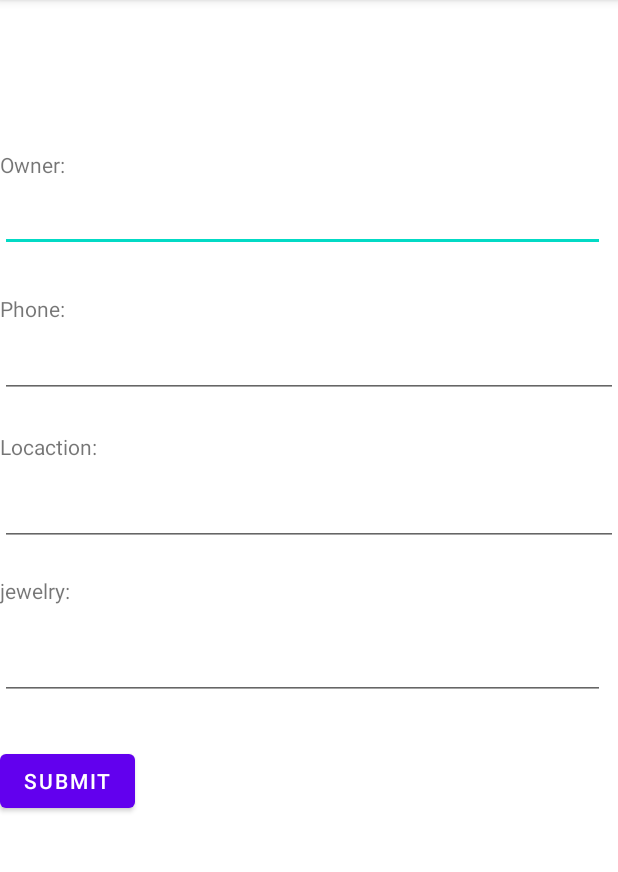
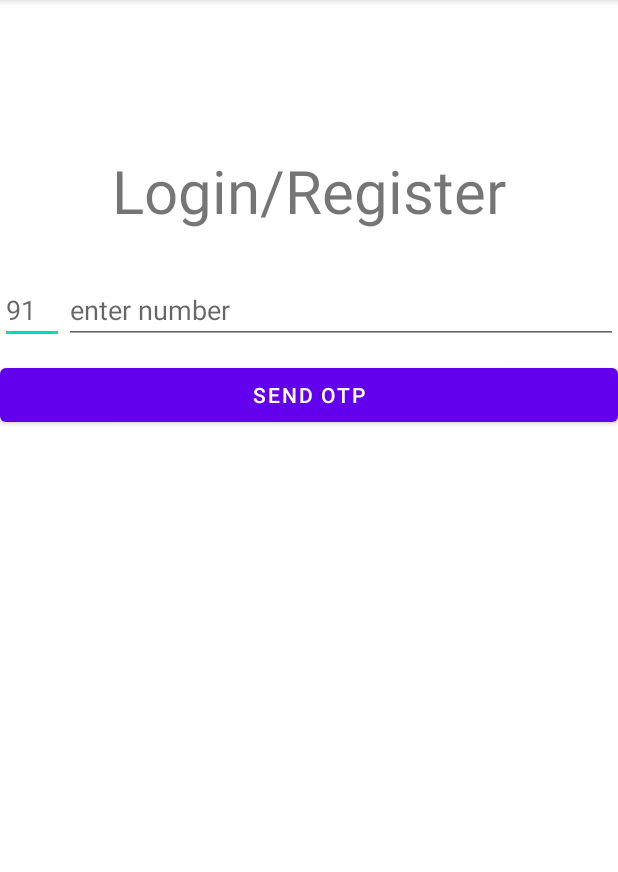
Before and after one commit to c4c0de/Joya, an Android app: the screen it shows after launch (MainActivity), on a phone screen of 412 x 824 dp, the part 84-956 px from its top. Run offline under Robolectric (Android 15) with nearby library versions, the phone set to English and light mode, and no system bars; our stand-ins replace Firebase (no records; nobody signed in at launch, a user with empty details on screens opened directly).

Commit message:
login page with OTP complete1

```diff
--- a/app/build.gradle
+++ b/app/build.gradle
@@ -34,6 +34,7 @@ dependencies {
     implementation 'com.google.android.material:material:1.3.0'
     implementation 'androidx.constraintlayout:constraintlayout:2.0.4'
     implementation 'com.google.firebase:firebase-database:20.0.0'
+    implementation 'com.google.firebase:firebase-auth:21.0.1'
     testImplementation 'junit:junit:4.+'
     androidTestImplementation 'androidx.test.ext:junit:1.1.2'
     androidTestImplementation 'androidx.test.espresso:espresso-core:3.3.0'
--- a/app/src/main/AndroidManifest.xml
+++ b/app/src/main/AndroidManifest.xml
@@ -9,6 +9,7 @@
         android:roundIcon="@mipmap/ic_launcher_round"
         android:supportsRtl="true"
         android:theme="@style/Theme.Joya">
+        <activity android:name=".MainPage"></activity>
         <activity android:name=".MainActivity">
             <intent-filter>
                 <action android:name="android.intent.action.MAIN" />
--- a/app/src/main/java/com/example/joya/MainActivity.java
+++ b/app/src/main/java/com/example/joya/MainActivity.java
@@ -3,6 +3,7 @@ package com.example.joya;
 import androidx.annotation.NonNull;
 import androidx.appcompat.app.AppCompatActivity;
 
+import android.content.Intent;
 import android.os.Bundle;
 import android.view.View;
 import android.widget.Button;
@@ -10,6 +11,14 @@ import android.widget.EditText;
 import android.widget.TextView;
 import android.widget.Toast;
 
+import com.google.android.gms.tasks.OnFailureListener;
+import com.google.android.gms.tasks.OnSuccessListener;
+import com.google.firebase.FirebaseException;
+import com.google.firebase.auth.AuthResult;
+import com.google.firebase.auth.FirebaseAuth;
+import com.google.firebase.auth.PhoneAuthCredential;
+import com.google.firebase.auth.PhoneAuthOptions;
+import com.google.firebase.auth.PhoneAuthProvider;
 import com.google.firebase.database.DataSnapshot;
 import com.google.firebase.database.DatabaseError;
 import com.google.firebase.database.DatabaseReference;
@@ -19,106 +28,162 @@ import com.google.firebase.database.ValueEventListener;
 import org.w3c.dom.CDATASection;
 
 import java.util.HashMap;
+import java.util.concurrent.TimeUnit;
+
 public class MainActivity extends AppCompatActivity {
+
+
+    EditText PhoneNumber, countryCode, enterOTP;
+
+
+    Button SendOTPBtn, verifyOTP, resendOTP;
+    String userPhoneNumber, verificationID;
+    PhoneAuthProvider.ForceResendingToken token;
+    FirebaseAuth FAuth;
+    PhoneAuthProvider.OnVerificationStateChangedCallbacks callbacks;
 
     @Override
     protected void onCreate(Bundle savedInstanceState) {
         super.onCreate(savedInstanceState);
         setContentView(R.layout.activity_main);
-        Button bntsub=findViewById(R.id.buttonsub);
-        final EditText textname=findViewById((R.id.textname));
-        final EditText textphn=findViewById((R.id.textphn));
-        final EditText textloc=findViewById(R.id.textloc);
-        final EditText textnamej=(findViewById(R.id.textnamej));
-        final int[] maxid = new int[1];
-        final Member member;
-        final int[] len = new int[1];
-        final int[]lenloc= new int[1];
-        final int[]lennam= new int[1];
-        final int[]lenjnam=new int[1];
-        final int[] i = {0};
-        //firebase connection
-        FirebaseDatabase database = FirebaseDatabase.getInstance();
-        final DatabaseReference myRef = database.getReference().child("users");
-        //
 
-        member=new Member();
 
-        myRef.addValueEventListener(new ValueEventListener() {
+        PhoneNumber = findViewById(R.id.PhoneNumber);
+        SendOTPBtn = findViewById(R.id.SndOTPBtn);
+        countryCode = findViewById(R.id.countryCode);
+
+        verifyOTP = findViewById(R.id.verifyOTP);
+        resendOTP = findViewById(R.id.resendOTP);
+        enterOTP = findViewById(R.id.enterOTP);
+
+        FAuth = FirebaseAuth.getInstance();
+
+        SendOTPBtn.setOnClickListener(new View.OnClickListener() {
             @Override
-            public void onDataChange(@NonNull DataSnapshot dataSnapshot) {
-                if(dataSnapshot.exists())
-                    maxid[0] = (int) dataSnapshot.getChildrenCount();
-            }
+            public void onClick(View view) {
+                if(countryCode.getText().toString().isEmpty()){
+                    countryCode.setError("Required");
+                    return;
+                }
+                if (PhoneNumber.getText().toString().isEmpty()) {
+                    PhoneNumber.setError("Phone Number is Required");
+                    return;
+                }
 
-            @Override
-            public void onCancelled(@NonNull DatabaseError databaseError) {
+
+                userPhoneNumber ="+"+countryCode.getText().toString()+ PhoneNumber.getText().toString();
+                verifyPhoneNumber(userPhoneNumber);
+                Toast.makeText(MainActivity.this, "" + userPhoneNumber, Toast.LENGTH_SHORT).show();
 
             }
         });
 
-        final TextView locat=findViewById(R.id.textloc1);
-        final TextView namee=findViewById(R.id.textna);
-        final TextView phonee=findViewById(R.id.textno);
-        final TextView namej=findViewById(R.id.textnaj2);
 
-
-
-        bntsub.setOnClickListener(new View.OnClickListener() {
+        resendOTP.setOnClickListener(new View.OnClickListener() {
             @Override
             public void onClick(View v) {
-                String phn=textphn.getText().toString().trim();
-                String name=textname.getText().toString().trim();
-                String loc=textloc.getText().toString().toLowerCase().trim();
-                String namejw=textnamej.getText().toString().trim();
-
-                member.setName(name);
-                //member.setPhone(phn);
-                member.setLocation(loc);
-                member.setJname(namejw);
-
-                len[0] =phn.length();
-                lenloc[0]=loc.length();
-                lennam[0]=name.length();
-                lenjnam[0]=namejw.length();
-
-
-                if(len[0] !=10){
-                    phonee.setAlpha(1);
-                }
-                else {
-                    phonee.setAlpha(0);
-                }
-                if(lenloc[0]==0){
-                    locat.setAlpha(1);
-                }
-                else{
-                    locat.setAlpha(0);
-                }
-                if(lennam[0]==0){
-                    namee.setAlpha(1);
-                }
-                else {
-                    namee.setAlpha(0);
-                }
-                if(lenjnam[0]==0){
-                    namej.setAlpha(1);
-                }
-                else {
-                    namej.setAlpha(0);
-                }
-                DatabaseReference newref=myRef.child(phn);
-
-                if((len[0] ==10)&&(lenloc[0]!=0)&&(lennam[0]!=0)&&(lenjnam[0]!=0)) {
-                    myRef.child(phn).setValue(member);
-                    Toast.makeText(getApplicationContext(),"Registered Successfully ",Toast.LENGTH_LONG).show();
-
-                }
+                verifyPhoneNumber(userPhoneNumber);
+                resendOTP.setEnabled(false);
             }
         });
 
+        verifyOTP.setOnClickListener(new View.OnClickListener() {
+            @Override
+            public void onClick(View v) {
 
+                if(enterOTP.getText().toString().isEmpty()){
+                    enterOTP.setError("Enter OTP first");
+                    return;
+                }
+
+                PhoneAuthCredential credential = PhoneAuthProvider.getCredential(verificationID,enterOTP.getText().toString());
+                authenticateUser(credential);
+
+            }
+        });
+
+        callbacks = new PhoneAuthProvider.OnVerificationStateChangedCallbacks() {
+            @Override
+            public void onVerificationCompleted(@NonNull PhoneAuthCredential phoneAuthCredential) {
+
+                authenticateUser(phoneAuthCredential);
+
+            }
+
+            @Override
+            public void onVerificationFailed(@NonNull FirebaseException e) {
+
+                Toast.makeText(MainActivity.this, e.getMessage(), Toast.LENGTH_SHORT).show();
+
+            }
+
+            @Override
+            public void onCodeSent(@NonNull String s, @NonNull PhoneAuthProvider.ForceResendingToken forceResendingToken) {
+                super.onCodeSent(s, forceResendingToken);
+                verificationID = s;
+                token = forceResendingToken;
+
+
+                PhoneNumber.setVisibility(View.GONE);
+                SendOTPBtn.setVisibility(View.GONE);
+                countryCode.setVisibility(View.GONE);
+
+
+                resendOTP.setVisibility(View.VISIBLE);
+                verifyOTP.setVisibility(View.VISIBLE);
+                enterOTP.setVisibility(View.VISIBLE);
+                resendOTP.setEnabled(false);
+
+            }
+
+            @Override
+            public void onCodeAutoRetrievalTimeOut(@NonNull String s) {
+                super.onCodeAutoRetrievalTimeOut(s);
+                resendOTP.setEnabled(true);
+            }
+        };
 
 
     }
+
+    public void verifyPhoneNumber(String phoneNum) {
+
+        PhoneAuthOptions options = PhoneAuthOptions.newBuilder(FAuth)
+                .setActivity(this)
+                .setPhoneNumber(phoneNum)
+                .setTimeout(60L, TimeUnit.SECONDS)
+                .setCallbacks(callbacks)
+                .build();
+
+        PhoneAuthProvider.verifyPhoneNumber(options);
+
+    }
+
+    public void authenticateUser(PhoneAuthCredential credentials) {
+        FAuth.signInWithCredential(credentials).addOnSuccessListener(new OnSuccessListener<AuthResult>() {
+            @Override
+            public void onSuccess(AuthResult authResult) {
+                Toast.makeText(MainActivity.this, "Success", Toast.LENGTH_SHORT).show();
+                startActivity(new Intent(getApplicationContext(),MainPage.class));
+                finish();
+
+            }
+        }).addOnFailureListener(new OnFailureListener() {
+            @Override
+            public void onFailure(@NonNull Exception e) {
+
+                Toast.makeText(MainActivity.this, e.getMessage(), Toast.LENGTH_SHORT).show();
+
+            }
+        });
+    }
+
+    @Override
+    protected void onStart() {
+        super.onStart();
+        if(FirebaseAuth.getInstance().getCurrentUser() != null){
+            startActivity(new Intent(getApplicationContext(),MainPage.class));
+            finish();
+        }
+    }
 }
--- a/app/src/main/res/layout/activity_main.xml
+++ b/app/src/main/res/layout/activity_main.xml
@@ -1,155 +1,81 @@
 <?xml version="1.0" encoding="utf-8"?>
-<androidx.constraintlayout.widget.ConstraintLayout xmlns:android="http://schemas.android.com/apk/res/android"
+<LinearLayout xmlns:android="http://schemas.android.com/apk/res/android"
     xmlns:app="http://schemas.android.com/apk/res-auto"
     xmlns:tools="http://schemas.android.com/tools"
     android:layout_width="match_parent"
     android:layout_height="match_parent"
+    android:orientation="vertical"
     tools:context=".MainActivity">
 
 
-    <EditText
-        android:id="@+id/textname"
-        android:layout_width="403dp"
+    <TextView
+        android:id="@+id/loginText"
+        android:layout_width="match_parent"
         android:layout_height="wrap_content"
-        android:layout_marginTop="104dp"
-        android:layout_weight="1"
-        android:text=""
-        app:layout_constraintBottom_toBottomOf="parent"
-        app:layout_constraintTop_toTopOf="parent"
-        app:layout_constraintVertical_bias="0.03"
-        tools:layout_editor_absoluteX="4dp" />
+        android:layout_marginTop="100dp"
+        android:gravity="center"
+        android:text="Login/Register"
+        android:textSize="40sp" />
+
+    <LinearLayout
+        android:layout_width="match_parent"
+        android:layout_height="wrap_content"
+        android:orientation="horizontal">
 
         <EditText
-        android:id="@+id/textnamej"
-        android:layout_width="403dp"
-        android:layout_height="wrap_content"
-        android:layout_marginTop="104dp"
-        android:layout_weight="1"
-        android:text=""
-        app:layout_constraintBottom_toBottomOf="parent"
-        app:layout_constraintTop_toTopOf="parent"
-        app:layout_constraintVertical_bias="0.513"
-        tools:layout_editor_absoluteX="0dp" />
-
-    <TextView
+            android:id="@+id/countryCode"
             android:layout_width="wrap_content"
             android:layout_height="wrap_content"
-        android:layout_marginTop="100dp"
-        android:text="Owner:"
-        app:layout_constraintTop_toTopOf="parent"
-        tools:layout_editor_absoluteX="4dp" />
-
-    <TextView
-        android:id="@+id/textView"
-        android:layout_width="wrap_content"
-        android:layout_height="wrap_content"
-        android:layout_marginTop="384dp"
-        android:text="jewelry:"
-        app:layout_constraintTop_toTopOf="parent"
-        tools:layout_editor_absoluteX="0dp" />
-
-    <TextView
-        android:id="@+id/textna"
-        android:layout_width="wrap_content"
-        android:layout_height="wrap_content"
-        android:layout_marginTop="164dp"
-        android:alpha="0"
-        android:text="*cannot be empty"
-        android:textColor="#FF0000"
-        app:layout_constraintTop_toTopOf="parent"
-        tools:layout_editor_absoluteX="0dp" />
-
-    <TextView
-        android:id="@+id/textnaj2"
-        android:layout_width="wrap_content"
-        android:layout_height="wrap_content"
-        android:layout_marginTop="452dp"
-        android:alpha="0"
-        android:text="*cannot be empty"
-        android:textColor="#FF0000"
-        app:layout_constraintTop_toTopOf="parent"
-        tools:layout_editor_absoluteX="0dp" />
+            android:layout_marginTop="30dp"
+            android:ems="2"
+            android:hint="91"
+            android:inputType="phone" />
 
         <EditText
-        android:id="@+id/textphn"
+            android:id="@+id/PhoneNumber"
             android:layout_width="match_parent"
             android:layout_height="wrap_content"
-        android:layout_marginTop="168dp"
-        android:layout_weight="1"
-        android:alpha="1"
+            android:layout_marginTop="30dp"
             android:ems="10"
-        android:inputType="phone"
-        android:text=""
-        app:layout_constraintBottom_toBottomOf="parent"
-        app:layout_constraintTop_toTopOf="parent"
-        app:layout_constraintVertical_bias="0.094"
-        tools:layout_editor_absoluteX="0dp" />
+            android:hint="enter number"
+            android:inputType="phone" />
 
-    <TextView
-        android:layout_width="wrap_content"
+
+    </LinearLayout>
+
+
+    <Button
+        android:id="@+id/SndOTPBtn"
+        android:layout_width="match_parent"
         android:layout_height="wrap_content"
-        android:layout_marginTop="196dp"
-        android:text="Phone:"
-        app:layout_constraintTop_toTopOf="parent"
-        tools:layout_editor_absoluteX="4dp" />
-
-    <TextView
-        android:id="@+id/textno"
-        android:layout_width="wrap_content"
-        android:layout_height="wrap_content"
-        android:layout_marginTop="260dp"
-        android:alpha="0"
-        android:text="*enter valid no:"
-        android:textColor="#FF0000"
-        app:layout_constraintTop_toTopOf="parent"
-        tools:layout_editor_absoluteX="0dp" />
+        android:layout_marginTop="10dp"
+        android:text="send OTP" />
 
     <EditText
-        android:id="@+id/textloc"
+        android:id="@+id/enterOTP"
         android:layout_width="match_parent"
         android:layout_height="wrap_content"
-        android:layout_marginTop="168dp"
-        android:layout_weight="1"
+        android:layout_marginTop="30dp"
         android:ems="10"
-        android:inputType="text"
-        android:text=""
-        app:layout_constraintBottom_toBottomOf="parent"
-        app:layout_constraintTop_toTopOf="parent"
-        app:layout_constraintVertical_bias="0.272"
-        tools:layout_editor_absoluteX="0dp" />
+        android:hint="enter OTP"
+        android:inputType="phone"
+        android:visibility="invisible" />
 
     <Button
-        android:id="@+id/buttonsub"
-        android:layout_width="0dp"
+        android:id="@+id/verifyOTP"
+        android:layout_width="match_parent"
         android:layout_height="wrap_content"
-        android:layout_marginTop="140dp"
-        android:layout_weight="1"
-        android:text="Submit"
-        app:layout_constraintBottom_toBottomOf="parent"
-        app:layout_constraintTop_toTopOf="parent"
-        app:layout_constraintVertical_bias="0.615"
-        tools:layout_editor_absoluteX="4dp" />
+        android:layout_marginTop="10dp"
+        android:text="verify"
+        android:visibility="invisible" />
 
-    <TextView
-        android:id="@+id/textloc1"
-        android:layout_width="wrap_content"
+    <Button
+        android:id="@+id/resendOTP"
+        android:layout_width="match_parent"
         android:layout_height="wrap_content"
-        android:layout_marginTop="360dp"
-        android:alpha="0"
-        android:text="*location cannot be empty"
-        android:textColor="#FF0000"
-        app:layout_constraintTop_toTopOf="parent"
-        tools:layout_editor_absoluteX="0dp"
-        tools:visibility="visible" />
+        android:layout_marginTop="10dp"
+        android:text="resend"
+        android:visibility="invisible" />
 
-    <TextView
-        android:id="@+id/textlo"
-        android:layout_width="wrap_content"
-        android:layout_height="wrap_content"
-        android:layout_marginTop="288dp"
-        android:text="Locaction:"
 
-        app:layout_constraintTop_toTopOf="parent"
-        tools:layout_editor_absoluteX="0dp" />
-
-</androidx.constraintlayout.widget.ConstraintLayout>
+</LinearLayout>
```
Also changed, not shown: app/src/main/java/com/example/joya/MainPage.java (added, +34 -0 lines), app/src/main/res/layout/activity_main_page.xml (added, +16 -0 lines), 1 other file. Lines whose indentation alone changed are shown as unchanged.
